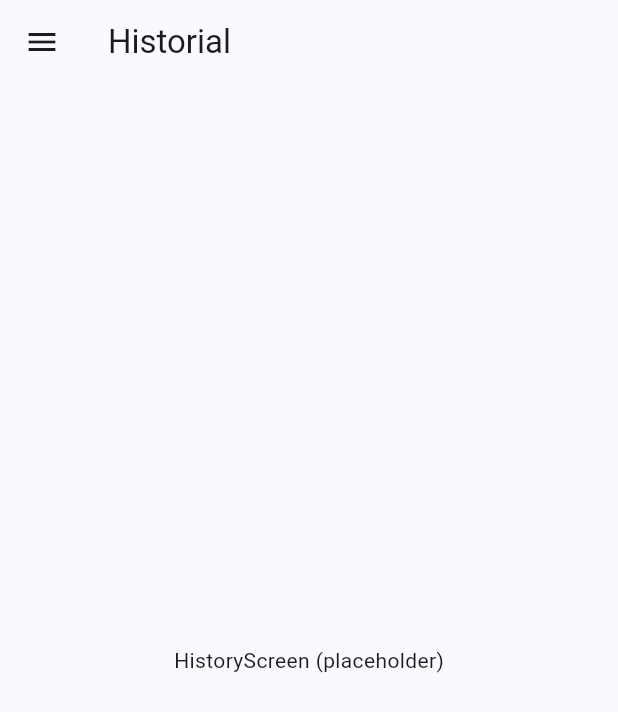
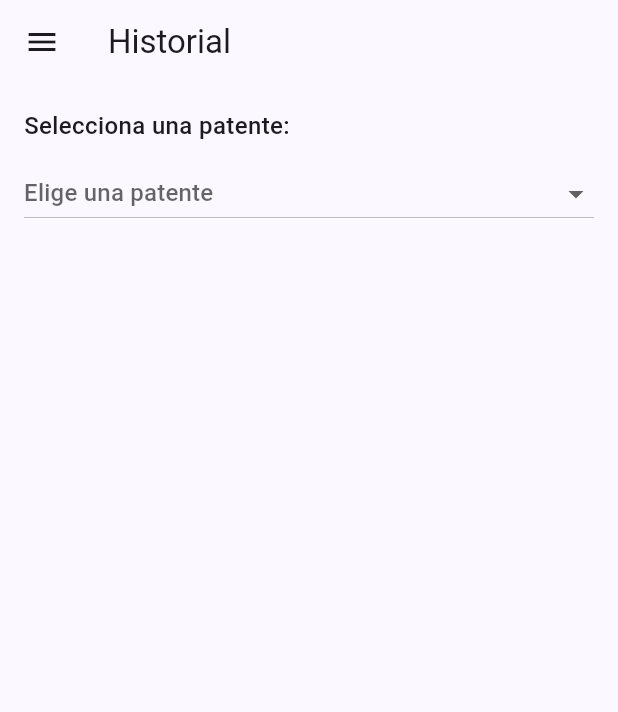
Before and after one commit to FacundoBn/Proyecto-TP3, a Flutter app: the HistoryScreen screen opened by its route, on a phone screen of 412 x 824 dp. Shown: the top 712 px of the screen. Run offline on Flutter 3.47's test engine with Material 3 defaults, Android fonts, the phone set to English and light mode, and no system bars; our stand-ins replace camera, go_router, qr_flutter, shared_preferences; missing offline and left inert: google_mlkit_text_recognition, tp_final_componentes; accounts and stored records are empty.

Commit message:
feat: add vehicle history view with plate selection

```diff
--- a/lib/features/history/view/history_screen.dart
+++ b/lib/features/history/view/history_screen.dart
@@ -1,14 +1,56 @@
 import 'package:flutter/material.dart';
+import 'package:go_router/go_router.dart';
+import 'package:provider/provider.dart';
 import '../../../core/widgets/app_scaffold.dart';
+import '../../../data/home/state/tickets_provider.dart';
 
-class HistoryScreen extends StatelessWidget {
+class HistoryScreen extends StatefulWidget {
   const HistoryScreen({super.key});
 
   @override
+  State<HistoryScreen> createState() => _HistoryScreenState();
+}
+
+class _HistoryScreenState extends State<HistoryScreen> {
+  String? _selectedPlate;
+
+  @override
   Widget build(BuildContext context) {
-    return const AppScaffold(
+    final ticketsProv = context.watch<TicketsProvider>();
+    final plates = ticketsProv.vehicles.map((v) => v.numero).toList();
+
+    return AppScaffold(
       title: 'Historial',
-      body: Center(child: Text('HistoryScreen (placeholder)')),
+      body: Padding(
+        padding: const EdgeInsets.all(16.0),
+        child: Column(
+          crossAxisAlignment: CrossAxisAlignment.start,
+          children: [
+            const Text(
+              'Selecciona una patente:',
+              style: TextStyle(fontSize: 16, fontWeight: FontWeight.w500),
+            ),
+            const SizedBox(height: 10),
+            DropdownButton<String>(
+              isExpanded: true,
+              hint: const Text('Elige una patente'),
+              value: _selectedPlate,
+              items: plates.map((plate) {
+                return DropdownMenuItem<String>(
+                  value: plate,
+                  child: Text(plate),
+                );
+              }).toList(),
+              onChanged: (value) {
+                setState(() => _selectedPlate = value);
+                if (value != null) {
+                  context.go('/history/$value');
+                }
+              },
+            ),
+          ],
+        ),
+      ),
     );
   }
 }
```
Also changed, not shown: lib/core/routes/app_router.dart (+6 -3 lines), lib/features/history/view/vehicle_history_screen.dart (added, +80 -0 lines).
